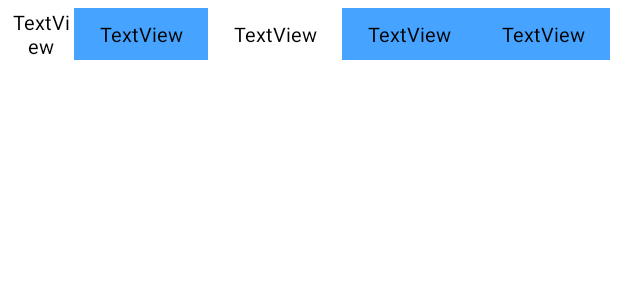
After one commit to tristan0316/Horsegame2, an Android app: the layout item_view.xml on its own in the app's theme, with its tools: preview values and no code run, on a phone screen of 412 x 824 dp. The commit adds this screen. Shown: the top 300 px of the screen. Run offline under Robolectric (Android 15) with nearby library versions, the phone set to English and light mode, and no system bars.

Commit message:
Fixed DB
task left to do:  webAPI and progress bar

```diff
--- a/app/src/main/java/com/example/horsegame2/database/HorseBetDao.kt
+++ b/app/src/main/java/com/example/horsegame2/database/HorseBetDao.kt
@@ -7,7 +7,7 @@ import com.example.horsegame2.utils.Horse
 interface HorseBetDao {
 
     @Query("SELECT * FROM horsebet")
-    suspend fun getAll(): List<HorseBet>
+    suspend fun getAll(): MutableList<HorseBet>
 
     @Query("INSERT OR REPLACE INTO horsebet(id, winHorse, betHorse, balance,betmoney) VALUES(:id, :winHorse,:betHorse, :balance, :betmoney)")
     suspend fun insertData(id:Int, winHorse:String, betHorse:String, balance:Double,betmoney:Double)
--- a/app/src/main/res/layout/fragment_bet_history.xml
+++ b/app/src/main/res/layout/fragment_bet_history.xml
@@ -12,7 +12,7 @@
             android:id="@+id/recyclerview"
             android:layout_width="match_parent"
             android:layout_height="match_parent"
-            tools:listitem="@layout/card_view_design"
+            tools:listitem="@layout/item_view"
             />
     </androidx.constraintlayout.widget.ConstraintLayout>
 </layout>
--- /dev/null
+++ b/app/src/main/res/layout/item_view.xml
@@ -0,0 +1,63 @@
+<?xml version="1.0" encoding="utf-8"?>
+<LinearLayout xmlns:android="http://schemas.android.com/apk/res/android"
+    android:id="@+id/data_row"
+    android:layout_width="match_parent"
+    android:layout_height="wrap_content"
+    android:gravity="center"
+    android:orientation="horizontal"
+    android:padding="5dp">
+
+    <TextView
+        android:id="@+id/tv_id"
+        android:layout_width="0dp"
+        android:layout_height="match_parent"
+        android:layout_weight="0.5"
+        android:gravity="center"
+        android:text="TextView"
+        android:textColor="@android:color/black"
+        android:textSize="13sp" />
+
+    <TextView
+        android:id="@+id/tv_winhorse"
+        android:layout_width="0dp"
+        android:layout_height="match_parent"
+        android:layout_weight="1"
+        android:background="#46A3FF"
+        android:gravity="center"
+        android:text="TextView"
+        android:textColor="@android:color/black"
+        android:textSize="13sp" />
+
+    <TextView
+        android:id="@+id/tv_betHorse"
+        android:layout_width="0dp"
+        android:layout_height="match_parent"
+        android:layout_weight="1"
+        android:gravity="center"
+        android:text="TextView"
+        android:textColor="@android:color/black"
+        android:textSize="13sp" />
+
+    <TextView
+        android:id="@+id/tv_betsize"
+        android:layout_width="0dp"
+        android:layout_height="match_parent"
+        android:layout_weight="1"
+        android:background="#46A3FF"
+        android:gravity="center"
+        android:text="TextView"
+        android:textColor="@android:color/black"
+        android:textSize="13sp" />
+
+    <TextView
+        android:id="@+id/tv_balance"
+        android:layout_width="0dp"
+        android:layout_height="match_parent"
+        android:layout_weight="1"
+        android:background="#46A3FF"
+        android:gravity="center"
+        android:text="TextView"
+        android:textColor="@android:color/black"
+        android:textSize="13sp" />
+
+</LinearLayout>
--- a/app/src/main/res/navigation/navigation.xml
+++ b/app/src/main/res/navigation/navigation.xml
@@ -18,5 +18,5 @@
         android:id="@+id/betHistoryFragment"
         android:name="com.example.horsegame2.BetHistoryFragment"
         android:label="fragment_bet_history"
-        tools:layout="@layout/fragment_bet_history" />
+        tools:layout="@layout/fragment_bet_history" /><action android:id="@+id/action_global_betHistoryFragment" app:destination="@id/betHistoryFragment"/>
 </navigation>
```
Also changed, not shown: app/src/main/java/com/example/horsegame2/BetHistoryFragment.kt (+40 -26 lines), app/src/main/java/com/example/horsegame2/GameViewModel.kt (+14 -5 lines), app/src/main/java/com/example/horsegame2/HistoryRecordAdapter.kt (added, +83 -0 lines), app/src/main/java/com/example/horsegame2/HistoryViewModel.kt (deleted, +0 -7 lines).
